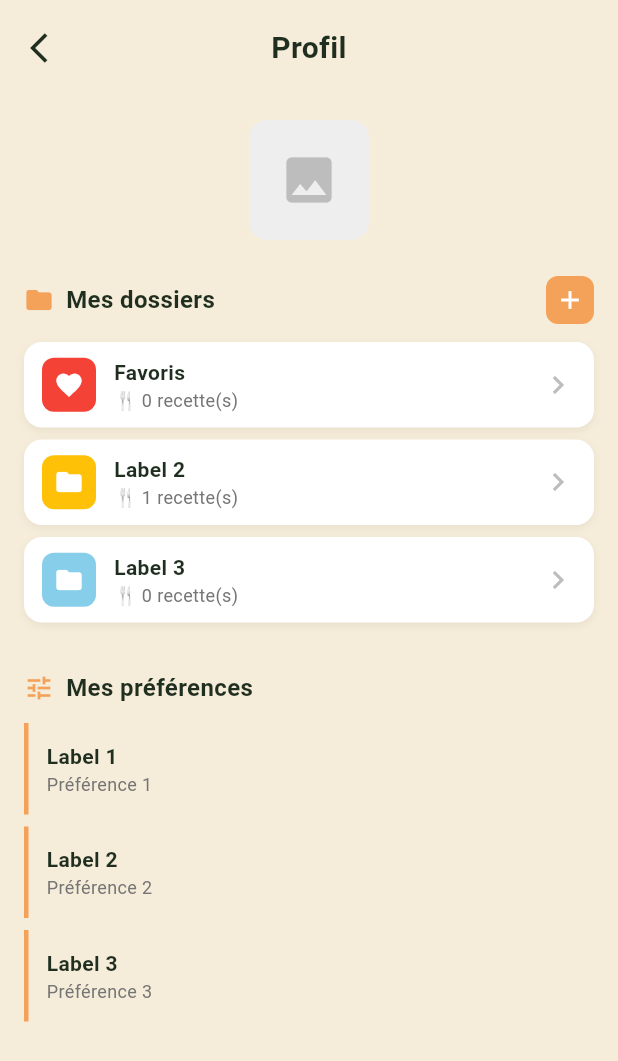
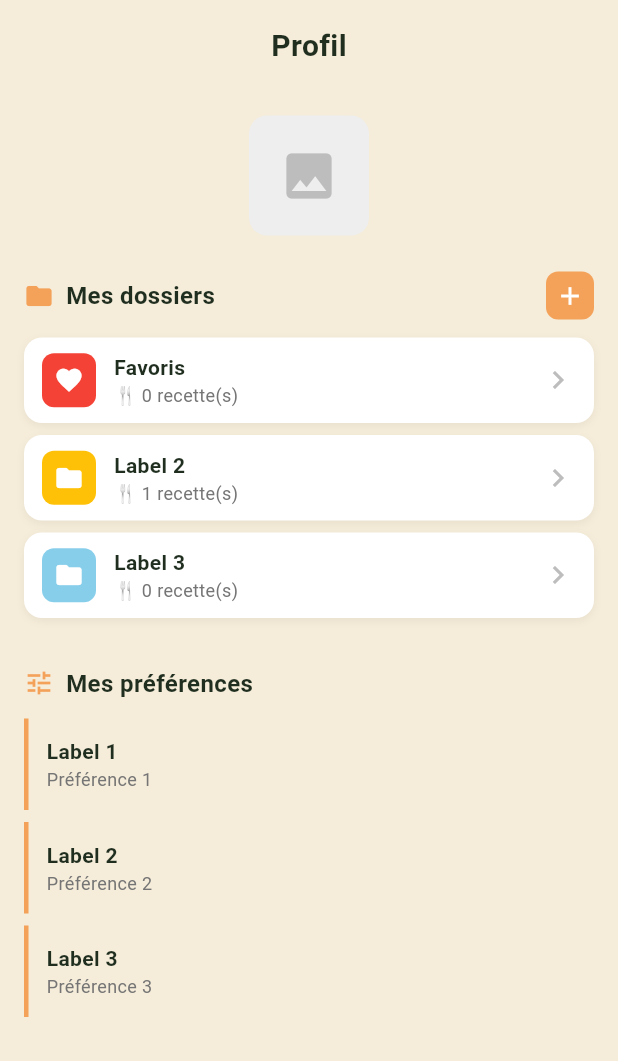
Before and after one commit to EcoDiet/ecodiet_web, a Flutter app: the ProfilePage screen opened by its route, on a phone screen of 412 x 824 dp. Shown: the top 1061 px of the screen. Run offline on Flutter 3.47's test engine with Material 3 defaults, Android fonts, the phone set to English and light mode, and no system bars; our stand-ins replace email_validator, logger; missing offline and left inert: mongo_dart.

Commit message:
remove back bottom

```diff
--- a/lib/pages/profile_page.dart
+++ b/lib/pages/profile_page.dart
@@ -160,14 +160,8 @@ class _ProfilePageState extends State<ProfilePage> {
 
   Widget _buildHeader() {
     return Padding(
-      padding: const EdgeInsets.symmetric(horizontal: 8, vertical: 8),
-      child: Row(
-        children: [
-          IconButton(
-            icon: const Icon(Icons.arrow_back_ios, color: Color(0xFF1F2E1F)),
-            onPressed: () => Navigator.pop(context),
-          ),
-          const Expanded(
+      padding: const EdgeInsets.symmetric(horizontal: 8, vertical: 16),
+      child: const Center(
         child: Text(
           'Profil',
           style: TextStyle(
@@ -175,11 +169,7 @@ class _ProfilePageState extends State<ProfilePage> {
             fontWeight: FontWeight.bold,
             color: Color(0xFF1F2E1F),
           ),
-              textAlign: TextAlign.center,
         ),
-          ),
-          const SizedBox(width: 48), // Pour équilibrer
-        ],
       ),
     );
   }
```
Lines whose indentation alone changed are shown as unchanged.
